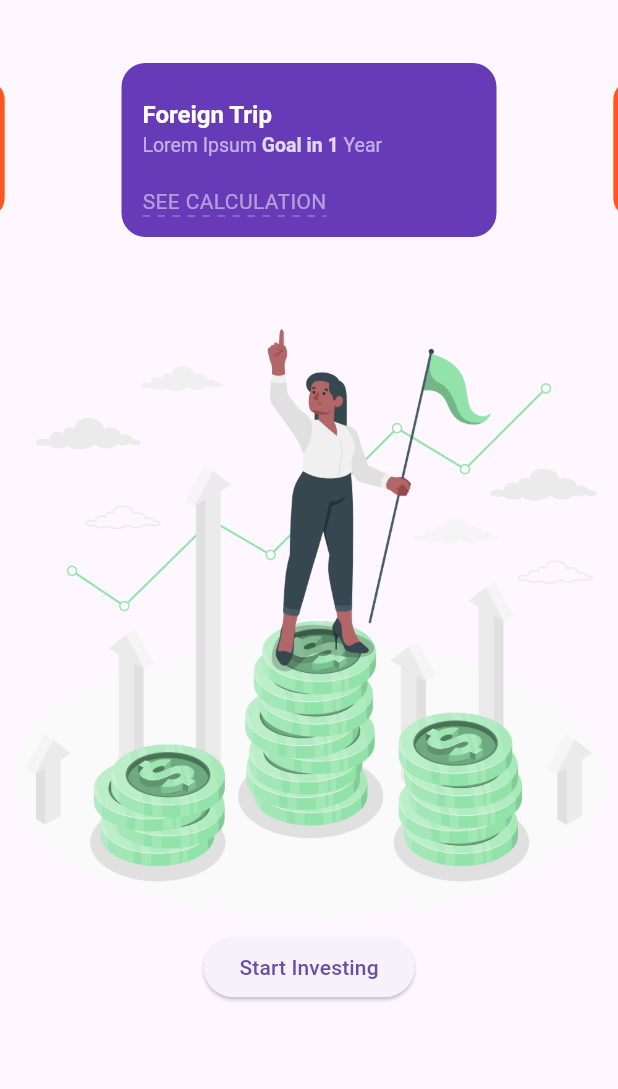
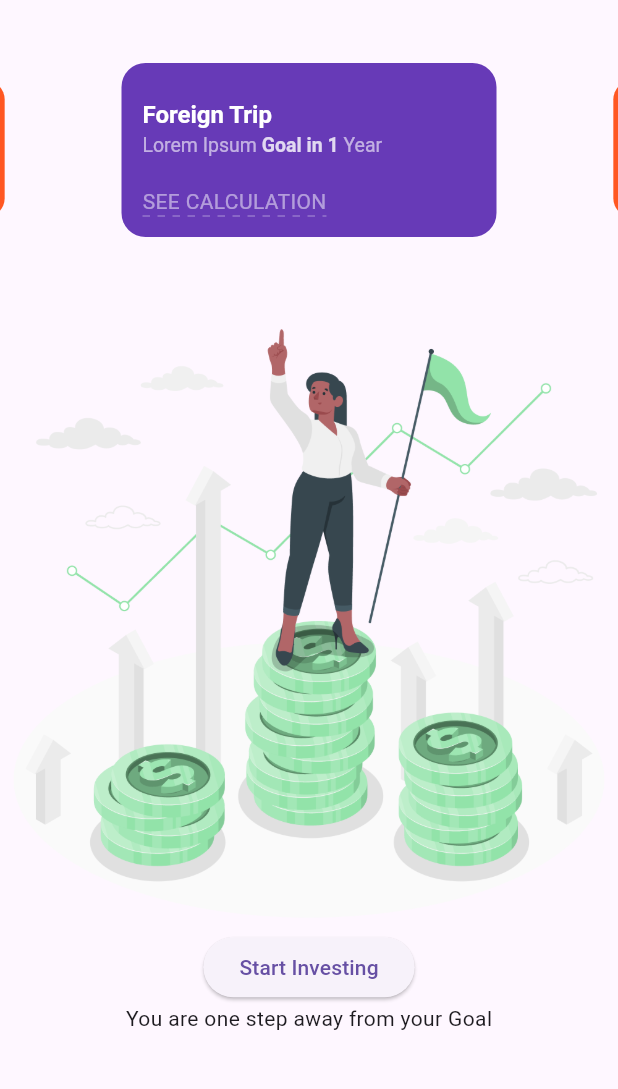
Before and after one commit to aditechdev/goal_based_investment, a Flutter app: the HomePage screen opened by its route, on a phone screen of 412 x 824 dp, the part 63-1152 px from its top. Run offline on Flutter 3.47's test engine with Material 3 defaults, Android fonts, the light colour scheme and no system bars; drawn by our look-alikes of carousel_slider; our stand-ins replace dotted_decoration, liquid_swipe, rxdart, smooth_page_indicator, syncfusion_flutter_gauges.

Commit message:
:art: Minor change

```diff
--- a/lib/widgets/homeScreenWidget/investment_component.dart
+++ b/lib/widgets/homeScreenWidget/investment_component.dart
@@ -28,7 +28,10 @@ class InvestmentComponent extends StatelessWidget {
                   onPressed: () {
                     investmentController.addInvestment();
                   },
-                  child: const Text("Start Investing"))
+                  child: const Text("Start Investing")),
+              const Text(
+                "You are one step away from your Goal",
+              )
             ],
           );
         }
```
